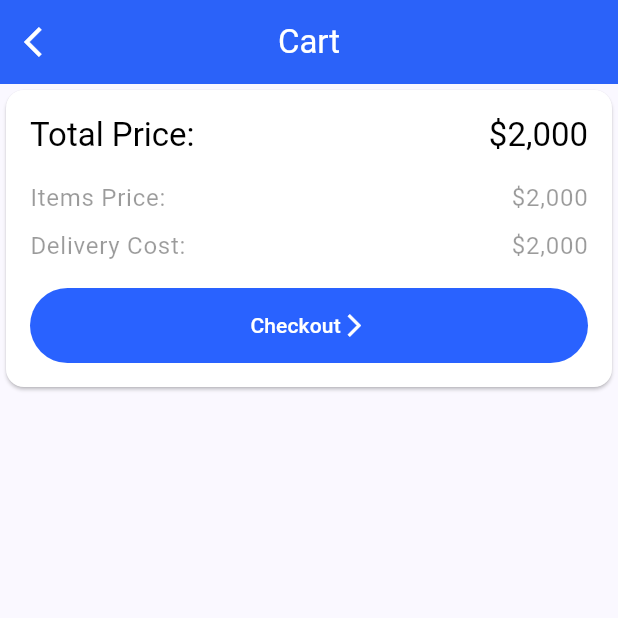
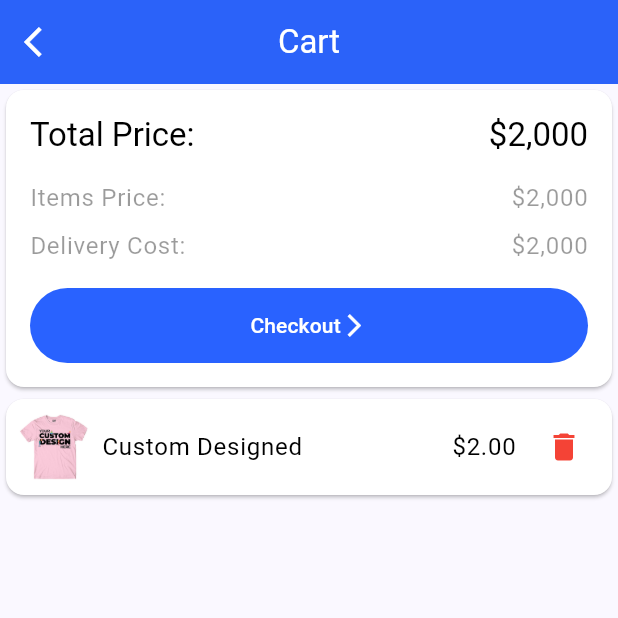
Before and after one commit to PICO443/trendtshirts, a Flutter app: the CartPage screen opened directly, on a phone screen of 412 x 824 dp, the top half of it. Run offline on Flutter 3.47's test engine with Material 3 defaults, Android fonts, the phone set to English and light mode, and no system bars.

Commit message:
Finished from cart page

```diff
--- a/lib/CartPage/CartPage.dart
+++ b/lib/CartPage/CartPage.dart
@@ -1,4 +1,5 @@
 import 'package:flutter/material.dart';
+import 'package:trendtshirts/CartPage/components/CartItem.dart';
 import 'package:trendtshirts/CartPage/components/CartPageAppBar.dart';
 import 'package:trendtshirts/CartPage/components/CheckoutCard.dart';
 
@@ -11,7 +12,8 @@ class CartPage extends StatelessWidget{
       appBar: CartPageAppBar(),
       body: Column(
         children: [
-          CheckOutCard()
+          CheckOutCard(),
+          CartItem()
         ],
       ),
     );
--- /dev/null
+++ b/lib/CartPage/components/CartItem.dart
@@ -0,0 +1,64 @@
+import 'package:flutter/material.dart';
+
+class CartItem extends StatelessWidget {
+  const CartItem({super.key});
+
+  @override
+  Widget build(BuildContext context) {
+    final theme = Theme.of(context);
+    return Card(
+      color: Colors.white,
+      child: Padding(
+        padding: const EdgeInsets.all(8.0),
+        child: Row(
+          mainAxisAlignment: MainAxisAlignment.spaceBetween,
+          children: [
+            ItemInfo(theme: theme),
+            ItemActions(theme: theme)
+          ],
+        ),
+      ),
+    );
+  }
+
+}
+
+class ItemActions extends StatelessWidget {
+  const ItemActions({
+    super.key,
+    required this.theme,
+  });
+
+  final ThemeData theme;
+
+  @override
+  Widget build(BuildContext context) {
+    return Row(
+      spacing: 8,
+      children: [
+        Text("\$2.00", style: theme.typography.englishLike.bodyLarge?.copyWith(color: Colors.black)),
+        IconButton(onPressed: (){}, icon: Icon(Icons.delete, color: Colors.red,))
+      ],
+    );
+  }
+}
+
+class ItemInfo extends StatelessWidget {
+  const ItemInfo({
+    super.key,
+    required this.theme,
+  });
+
+  final ThemeData theme;
+
+  @override
+  Widget build(BuildContext context) {
+    return Row(
+      spacing: 8,
+      children: [
+        SizedBox(width: 48,child: Image.asset("assets/images/placeholder.png")),
+        Text("Custom Designed", style: theme.typography.englishLike.bodyLarge?.copyWith(color: Colors.black),),
+      ],
+    );
+  }
+}
--- a/lib/CartPage/components/CartPageAppBar.dart
+++ b/lib/CartPage/components/CartPageAppBar.dart
@@ -11,7 +11,9 @@ class CartPageAppBar extends StatelessWidget implements PreferredSizeWidget {
       centerTitle: true,
       backgroundColor: Color(0xFF2962FF),
       elevation: 1,
-      leading: IconButton(onPressed: (){}, icon: Icon(Icons.arrow_back_ios), color: Theme.of(context).colorScheme.onPrimary,),
+      leading: IconButton(onPressed: (){
+        Navigator.pop(context);
+      }, icon: Icon(Icons.arrow_back_ios), color: Theme.of(context).colorScheme.onPrimary,),
     );
   }
 
--- a/lib/HomeScreen/components/HomeAppBar.dart
+++ b/lib/HomeScreen/components/HomeAppBar.dart
@@ -1,4 +1,5 @@
 import 'package:flutter/material.dart';
+import 'package:trendtshirts/CartPage/CartPage.dart';
 
 class HomeAppBar extends StatelessWidget implements PreferredSizeWidget {
   const HomeAppBar({super.key});
@@ -11,7 +12,9 @@ class HomeAppBar extends StatelessWidget implements PreferredSizeWidget {
 
       title: AppBarTitle(),
       actions: [
-        IconButton(onPressed: (){}, icon: Icon(Icons.shopping_cart), color: theme.colorScheme.onPrimary,)
+        IconButton(onPressed: (){
+          Navigator.push(context, MaterialPageRoute(builder: (context) => CartPage()));
+        }, icon: Icon(Icons.shopping_cart), color: theme.colorScheme.onPrimary,)
       ],
       backgroundColor: Color(0xFF2962FF),
       centerTitle: true,
--- a/lib/main.dart
+++ b/lib/main.dart
@@ -1,5 +1,4 @@
 import 'package:flutter/material.dart';
-import 'package:trendtshirts/CartPage/CartPage.dart';
 import 'package:trendtshirts/HomeScreen/HomeScreen.dart';
 
 void main() {
@@ -16,7 +15,7 @@ class TrendTShirtsApp extends StatelessWidget {
       theme: ThemeData(
         colorScheme: ColorScheme.fromSeed(seedColor: Color(0xFF2962FF)),
       ),
-      home: const CartPage(),
+      home: const HomeScreen(),
     );
   }
 }
```
